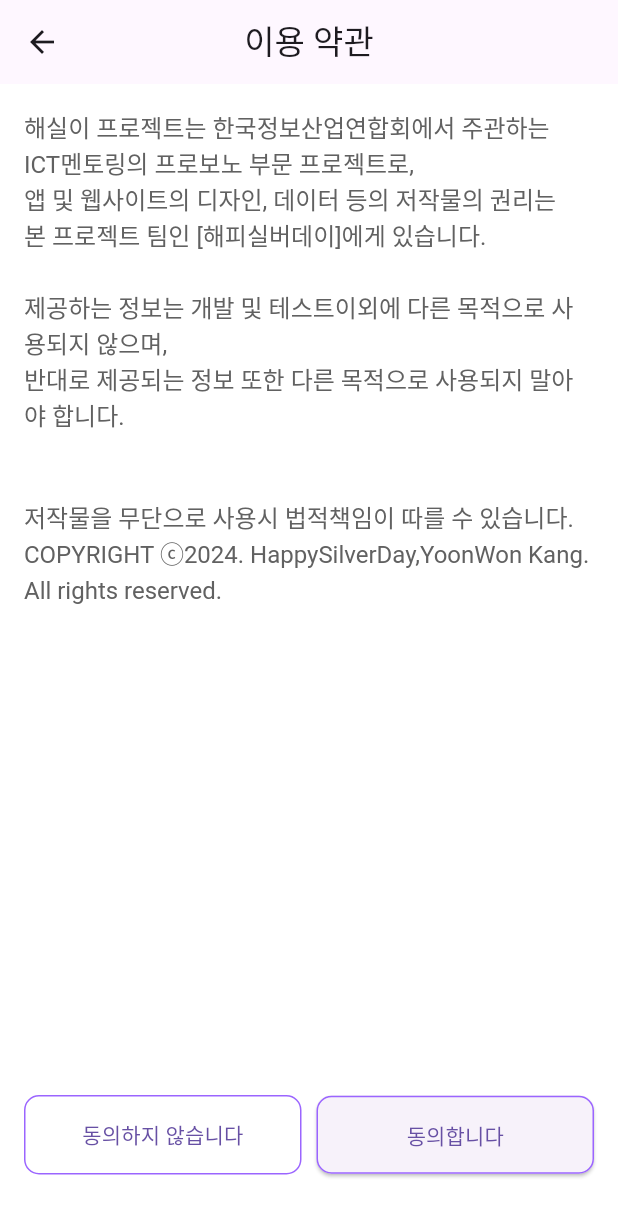
After one commit to CoderGangW/CareBot, a Flutter app: the signupPage screen opened by its route, after a tap on "이용 약관에 동의합니다.", on a phone screen of 412 x 824 dp. The commit adds this screen. Shown: the top 1217 px of the screen. Run offline on Flutter 3.47's test engine with Material 3 defaults, Android fonts, the light colour scheme and no system bars; our stand-ins replace firebase_core, firebase_messaging, flutter_local_notifications, loading_animation_widget, permission_handler, quickalert and 1 more; missing offline and left inert: flutter_dialogs, multi_masked_formatter; accounts and stored records are empty; generated files the repository leaves out were written again; network calls fail; Roboto replaces fonts that are missing (SOYO).

Commit message:
main Update - Alpha 1.7.0

```diff
--- /dev/null
+++ b/devtools_options.yaml
@@ -0,0 +1,3 @@
+description: This file stores settings for Dart & Flutter DevTools.
+documentation: https://docs.flutter.dev/tools/devtools/extensions#configure-extension-enablement-states
+extensions:
--- a/lib/main.dart
+++ b/lib/main.dart
@@ -121,9 +121,9 @@ void main() async {
 Future<void> _showNotification(RemoteNotification notification) async {
   final AndroidNotificationDetails androidPlatformChannelSpecifics =
       AndroidNotificationDetails(
-    'high_importance_channel',
-    'FCM 알림',
-    channelDescription: 'your channel description',
+    'haesil_notification_channel',
+    '해실이의 알림',
+    channelDescription: '해실이가 알림이 발생하면 알려줘요!',
     importance: Importance.max,
     priority: Priority.high,
   );
@@ -162,6 +162,7 @@ class MyApp extends StatelessWidget {
       title: '로봇 관리 앱',
       theme: ThemeData(
         primarySwatch: Colors.blue,
+        scaffoldBackgroundColor: Colors.white,
         fontFamily: 'SOYO',
       ),
       home: const CareBot(),
--- a/lib/pages/more_page.dart
+++ b/lib/pages/more_page.dart
@@ -4,7 +4,7 @@ import 'package:myapps/main.dart' as user;
 import 'package:shared_preferences/shared_preferences.dart';
 
 bool notistate = true;
-const appVersion = "Alpha 1.6.3";
+const appVersion = "Alpha 1.7.0";
 
 class MorePage extends StatefulWidget {
   const MorePage({Key? key}) : super(key: key);
--- a/lib/pages/signup_Page.dart
+++ b/lib/pages/signup_Page.dart
@@ -9,6 +9,7 @@ import 'dart:convert';
 import 'package:myapps/security/confAPI.dart';
 import 'package:myapps/main.dart';
 import 'package:myapps/pages/searchOrganization_Page.dart';
+import 'package:myapps/pages/terms_page.dart'; // 약관 페이지 import
 import 'loading_Screen.dart';
 
 class signupPage extends StatefulWidget {
@@ -33,6 +34,7 @@ class _SignUpPageState extends State<signupPage> {
   bool _isEmailValid = true;
   bool _isPasswordMatched = true;
   bool _isPhoneValid = true;
+  bool _isTermsChecked = false;
 
   void signUp() async {
     if (!_formKey.currentState!.validate()) {
@@ -52,14 +54,6 @@ class _SignUpPageState extends State<signupPage> {
 
     final String url;
     url = getApiUrl('/insert/signup');
-
-    // if (Platform.isAndroid) {
-    //   url = 'http://10.0.2.2/select/login';
-    // } else if (Platform.isIOS) {
-    //   url = 'http://127.0.0.1/select/login';
-    // } else {
-    //   throw UnsupportedError('지원되지 않는 환경입니다.');
-    // }
 
     final response = await http.post(
       Uri.parse(url),
@@ -124,6 +118,25 @@ class _SignUpPageState extends State<signupPage> {
     });
   }
 
+  Future<void> _showTermsPage() async {
+    final result = await Navigator.push(
+      context,
+      MaterialPageRoute(
+        builder: (context) => TermsPage(onAgree: () {
+          setState(() {
+            _isTermsChecked = true;
+          });
+        }),
+      ),
+    );
+
+    if (result != true) {
+      setState(() {
+        _isTermsChecked = false;
+      });
+    }
+  }
+
   @override
   Widget build(BuildContext context) {
     final double BtnWidth = MediaQuery.of(context).size.width * 0.2;
@@ -181,9 +194,8 @@ class _SignUpPageState extends State<signupPage> {
                             "비밀번호 확인을 입력해주세요.",
                             obscureText: true,
                             onChanged: _validatePasswordMatch,
-                              errorText: _isPasswordMatched
-                                  ? null
-                                  : '비밀번호가 일치하지 않습니다.',
+                            errorText:
+                                _isPasswordMatched ? null : '비밀번호가 일치하지 않습니다.',
                           ),
                           const SizedBox(height: 20),
                           _buildTextFormField(
@@ -214,8 +226,7 @@ class _SignUpPageState extends State<signupPage> {
                               );
                               if (result != null) {
                                 setState(() {
-                                    _organizationController.text =
-                                        result['name'];
+                                  _organizationController.text = result['name'];
                                   _organizationId = result['id'];
                                 });
                               }
@@ -231,8 +242,23 @@ class _SignUpPageState extends State<signupPage> {
                             },
                           ),
                           const SizedBox(height: 30),
+                          CheckboxListTile(
+                            title: Text("이용 약관에 동의합니다."),
+                            value: _isTermsChecked,
+                            onChanged: (bool? value) {
+                              if (value == true) {
+                                _showTermsPage();
+                              } else {
+                                setState(() {
+                                  _isTermsChecked = false;
+                                });
+                              }
+                            },
+                            controlAffinity: ListTileControlAffinity.leading,
+                          ),
+                          const SizedBox(height: 30),
                           ElevatedButton(
-                              onPressed: signUp,
+                            onPressed: _isTermsChecked ? signUp : null,
                             style: ElevatedButton.styleFrom(
                               foregroundColor: Color.fromARGB(255, 0, 0, 0),
                               backgroundColor:
@@ -262,37 +288,32 @@ class _SignUpPageState extends State<signupPage> {
                     ),
                   ),
                 ),
-                )),
+              ),
+      ),
     );
   }
 
   Widget _buildTextFormField(
-    TextEditingController controller,
-    String labelText,
-    String emptyErrorText, {
-    bool obscureText = false,
+      TextEditingController controller, String labelText, String hintText,
+      {bool obscureText = false,
       TextInputType keyboardType = TextInputType.text,
       List<TextInputFormatter>? inputFormatters,
-    ValueChanged<String>? onChanged,
+      Function(String)? onChanged,
       String? errorText,
-    FormFieldValidator<String>? validator,
-  }) {
+      String? Function(String?)? validator}) {
     return TextFormField(
       controller: controller,
       obscureText: obscureText,
       keyboardType: keyboardType,
       inputFormatters: inputFormatters,
+      onChanged: onChanged,
       decoration: InputDecoration(
         labelText: labelText,
+        hintText: hintText,
         border: OutlineInputBorder(),
         errorText: errorText,
       ),
-      onChanged: onChanged,
-      validator: validator ??
-          (value) {
-            if (value == null || value.isEmpty) return emptyErrorText;
-            return null;
-          },
+      validator: validator,
     );
   }
 }
--- /dev/null
+++ b/lib/pages/terms_page.dart
@@ -0,0 +1,119 @@
+import 'package:flutter/material.dart';
+
+class TermsPage extends StatelessWidget {
+  final VoidCallback onAgree;
+
+  TermsPage({required this.onAgree});
+
+  @override
+  Widget build(BuildContext context) {
+    return Scaffold(
+      appBar: AppBar(
+        title: Text("이용 약관"),
+        centerTitle: true,
+      ),
+      body: Padding(
+        padding: const EdgeInsets.all(16.0),
+        child: Column(
+          children: <Widget>[
+            Expanded(
+              child: SingleChildScrollView(
+                child: Column(
+                  crossAxisAlignment: CrossAxisAlignment.start,
+                  mainAxisAlignment: MainAxisAlignment.center,
+                  children: <Widget>[
+                    Center(
+                      child: RichText(
+                        text: TextSpan(
+                          style: TextStyle(
+                            fontSize: 16.0,
+                            color: Colors.grey[700],
+                            height: 1.5,
+                          ),
+                          children: [
+                            TextSpan(
+                              text: '해실이 프로젝트는 한국정보산업연합회에서 주관하는\n'
+                                  'ICT멘토링의 프로보노 부문 프로젝트로,\n'
+                                  '앱 및 웹사이트의 디자인, 데이터 등의 저작물의 권리는\n'
+                                  '본 프로젝트 팀인 [해피실버데이]에게 있습니다.\n\n'
+                                  '제공하는 정보는 개발 및 테스트이외에 다른 목적으로 사용되지 않으며,\n'
+                                  '반대로 제공되는 정보 또한 다른 목적으로 사용되지 말아야 합니다.\n',
+                            ),
+                          ],
+                        ),
+                      ),
+                    ),
+                    const SizedBox(height: 20),
+                    RichText(
+                      text: TextSpan(
+                        style: TextStyle(
+                          fontSize: 16.0,
+                          color: Colors.grey[700],
+                          height: 1.5,
+                        ),
+                        children: [
+                          TextSpan(
+                            text: '저작물을 무단으로 사용시 법적책임이 따를 수 있습니다.\n'
+                                'COPYRIGHT ⓒ2024. HappySilverDay,YoonWon Kang. All rights reserved.',
+                          ),
+                        ],
+                      ),
+                    ),
+                  ],
+                ),
+              ),
+            ),
+            Row(
+              mainAxisAlignment: MainAxisAlignment.spaceBetween,
+              children: <Widget>[
+                Expanded(
+                  child: TextButton(
+                    style: TextButton.styleFrom(
+                      padding: EdgeInsets.symmetric(vertical: 16.0),
+                      shape: RoundedRectangleBorder(
+                        borderRadius: BorderRadius.circular(10.0),
+                      ),
+                      side: BorderSide(
+                        color: Color.fromARGB(255, 155, 101, 255),
+                        width: 1.0,
+                      ),
+                    ),
+                    child: Text("동의하지 않습니다"),
+                    onPressed: () {
+                      Navigator.of(context).pop(false);
+                    },
+                  ),
+                ),
+                SizedBox(
+                  width: 10,
+                ),
+                Expanded(
+                  child: ElevatedButton(
+                    style: ElevatedButton.styleFrom(
+                      padding: EdgeInsets.symmetric(vertical: 16.0),
+                      shape: RoundedRectangleBorder(
+                        borderRadius: BorderRadius.circular(10.0),
+                      ),
+                      side: BorderSide(
+                        color: Color.fromARGB(255, 155, 101, 255),
+                        width: 1.0,
+                      ),
+                    ),
+                    child: Text("동의합니다"),
+                    onPressed: () {
+                      Navigator.of(context).pop(true);
+                      onAgree();
+                    },
+                  ),
+                ),
+              ],
+            ),
+            SizedBox(
+              height: 25,
+            )
+          ],
+        ),
+      ),
+    );
+  }
+}
```
Also changed, not shown: lib/pages/Robot_Details.dart (+12 -6 lines), lib/pages/loginPage.dart (+11 -30 lines), 2 other files. Lines whose indentation alone changed are shown as unchanged.
